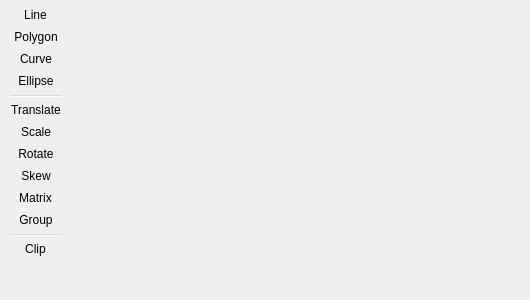
StardustDL/ImagingS, file ImagingS/Gui/uic/VisualPage.ui: the form before one commit.
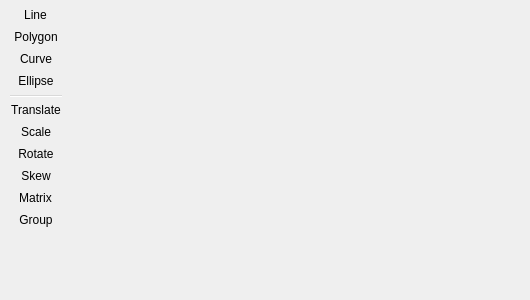
The form after the commit.

```diff
--- a/ImagingS/Gui/uic/VisualPage.ui
+++ b/ImagingS/Gui/uic/VisualPage.ui
@@ -48,8 +48,6 @@
      <addaction name="actTransformSkew"/>
      <addaction name="actTransformMatrix"/>
      <addaction name="actTransformGroup"/>
-     <addaction name="separator"/>
-     <addaction name="actClip"/>
     </widget>
    </item>
    <item>
```
